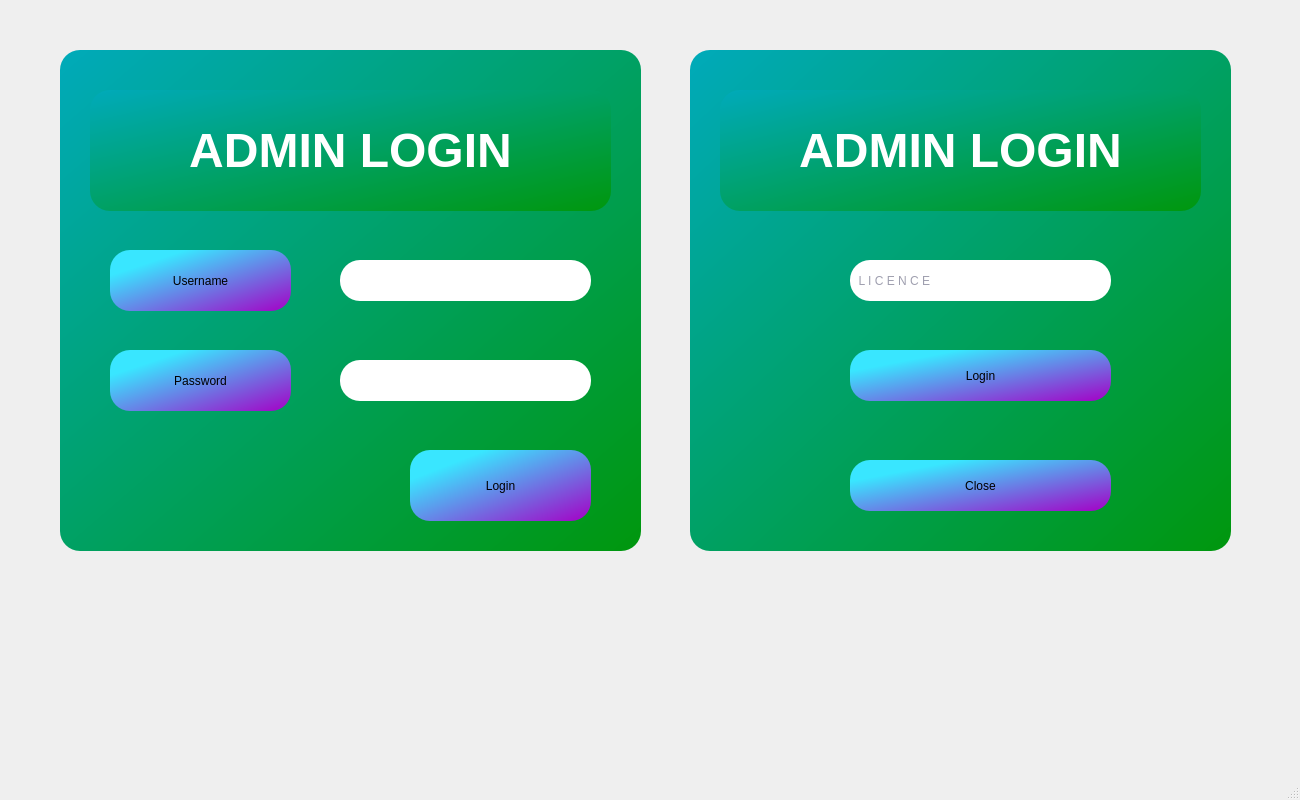
ayush-regmi/CoviCURE, file CoviPLUS/mainwindow.ui: the form before one commit.
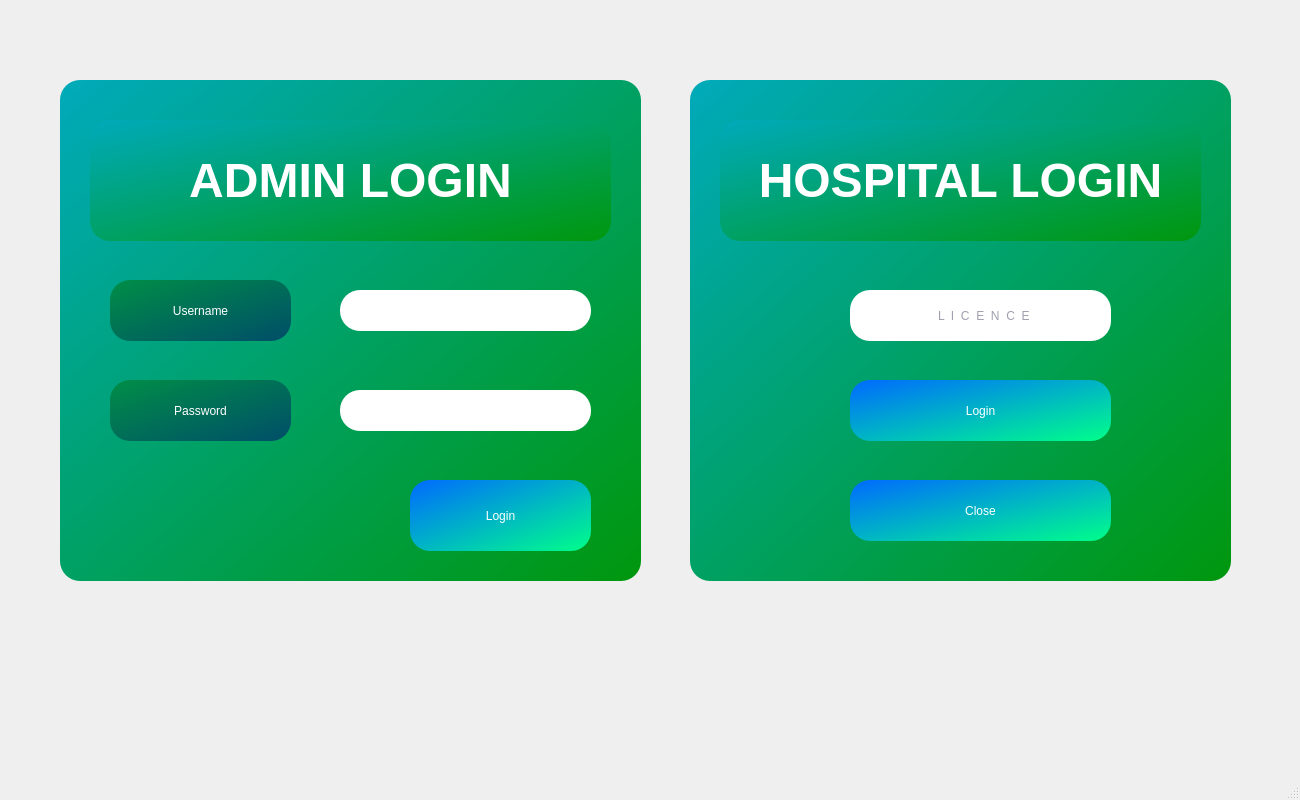
The form after the commit.

```diff
--- a/CoviPLUS/mainwindow.ui
+++ b/CoviPLUS/mainwindow.ui
@@ -18,7 +18,7 @@
     <property name="geometry">
      <rect>
       <x>60</x>
-      <y>50</y>
+      <y>80</y>
       <width>581</width>
       <height>501</height>
      </rect>
@@ -91,8 +91,9 @@
       </rect>
      </property>
      <property name="styleSheet">
-      <string notr="true">background-color: qlineargradient(spread:pad, x1:0, y1:0, x2:1, y2:1, stop:0.210227 rgba(57, 230, 255, 255), stop:1 rgba(165, 0, 198, 255));
-font: 600 16pt &quot;Segoe UI&quot;;</string>
+      <string notr="true">background-color: qlineargradient(spread:reflect, x1:0, y1:0, x2:1, y2:1, stop:0 rgba(0, 142, 71, 255), stop:1 rgba(0, 78, 104, 255));
+color: rgb(255, 255, 255);
+font: 600 20pt &quot;Segoe UI&quot;;</string>
      </property>
      <property name="text">
       <string>Username</string>
@@ -111,8 +112,9 @@
       </rect>
      </property>
      <property name="styleSheet">
-      <string notr="true">background-color: qlineargradient(spread:pad, x1:0, y1:0, x2:1, y2:1, stop:0.210227 rgba(57, 230, 255, 255), stop:1 rgba(165, 0, 198, 255));
-font: 600 16pt &quot;Segoe UI&quot;;</string>
+      <string notr="true">background-color: qlineargradient(spread:reflect, x1:0, y1:0, x2:1, y2:1, stop:0 rgba(0, 142, 71, 255), stop:1 rgba(0, 78, 104, 255));
+color: rgb(255, 255, 255);
+font: 600 20pt &quot;Segoe UI&quot;;</string>
      </property>
      <property name="text">
       <string>Password</string>
@@ -149,8 +151,9 @@
       </rect>
      </property>
      <property name="styleSheet">
-      <string notr="true">background-color: qlineargradient(spread:pad, x1:0, y1:0, x2:1, y2:1, stop:0.210227 rgba(57, 230, 255, 255), stop:1 rgba(165, 0, 198, 255));
-font: 600 16pt &quot;Segoe UI&quot;;</string>
+      <string notr="true">background-color: qlineargradient(spread:reflect, x1:0, y1:0, x2:1, y2:1, stop:0 rgba(0, 106, 255, 255), stop:1 rgba(0, 255, 138, 255));
+color: rgb(255, 255, 255);
+font: 600 29pt &quot;Segoe UI&quot;;</string>
      </property>
      <property name="text">
       <string>Login</string>
@@ -161,7 +164,7 @@
     <property name="geometry">
      <rect>
       <x>690</x>
-      <y>50</y>
+      <y>80</y>
       <width>541</width>
       <height>501</height>
      </rect>
@@ -203,7 +206,7 @@
 </string>
      </property>
      <property name="text">
-      <string>&lt;html&gt;&lt;head/&gt;&lt;body&gt;&lt;p&gt;ADMIN LOGIN&lt;/p&gt;&lt;/body&gt;&lt;/html&gt;</string>
+      <string>&lt;html&gt;&lt;head/&gt;&lt;body&gt;&lt;p&gt;HOSPITAL LOGIN&lt;/p&gt;&lt;/body&gt;&lt;/html&gt;</string>
      </property>
      <property name="alignment">
       <set>Qt::AlignCenter</set>
@@ -215,12 +218,13 @@
        <x>160</x>
        <y>300</y>
        <width>261</width>
-       <height>51</height>
+       <height>61</height>
       </rect>
      </property>
      <property name="styleSheet">
-      <string notr="true">background-color: qlineargradient(spread:pad, x1:0, y1:0, x2:1, y2:1, stop:0.210227 rgba(57, 230, 255, 255), stop:1 rgba(165, 0, 198, 255));
-font: 600 16pt &quot;Segoe UI&quot;;</string>
+      <string notr="true">background-color: qlineargradient(spread:reflect, x1:0, y1:0, x2:1, y2:1, stop:0 rgba(0, 106, 255, 255), stop:1 rgba(0, 255, 138, 255));
+color: rgb(255, 255, 255);
+font: 600 26pt &quot;Segoe UI&quot;;</string>
      </property>
      <property name="text">
       <string>Login</string>
@@ -230,14 +234,15 @@
      <property name="geometry">
       <rect>
        <x>160</x>
-       <y>410</y>
+       <y>400</y>
        <width>261</width>
-       <height>51</height>
+       <height>61</height>
       </rect>
      </property>
      <property name="styleSheet">
-      <string notr="true">background-color: qlineargradient(spread:pad, x1:0, y1:0, x2:1, y2:1, stop:0.210227 rgba(57, 230, 255, 255), stop:1 rgba(165, 0, 198, 255));
-font: 600 16pt &quot;Segoe UI&quot;;</string>
+      <string notr="true">background-color: qlineargradient(spread:reflect, x1:0, y1:0, x2:1, y2:1, stop:0 rgba(0, 106, 255, 255), stop:1 rgba(0, 255, 138, 255));
+color: rgb(255, 255, 255);
+font: 600 26pt &quot;Segoe UI&quot;;</string>
      </property>
      <property name="text">
       <string>Close</string>
@@ -249,16 +254,19 @@
        <x>160</x>
        <y>210</y>
        <width>261</width>
-       <height>41</height>
+       <height>51</height>
       </rect>
      </property>
      <property name="styleSheet">
       <string notr="true">background-color: rgb(255, 255, 255);
 color: rgb(64, 64, 95);
-font: 12pt &quot;Segoe UI&quot;;</string>
+font: 18pt &quot;Segoe UI&quot;;</string>
+     </property>
+     <property name="alignment">
+      <set>Qt::AlignCenter</set>
      </property>
      <property name="placeholderText">
-      <string>  L I C E N C E</string>
+      <string>  L  I  C  E  N  C  E</string>
      </property>
     </widget>
    </widget>
```
Left out of the diff: 6 changed lines with no effect on the pictures.
